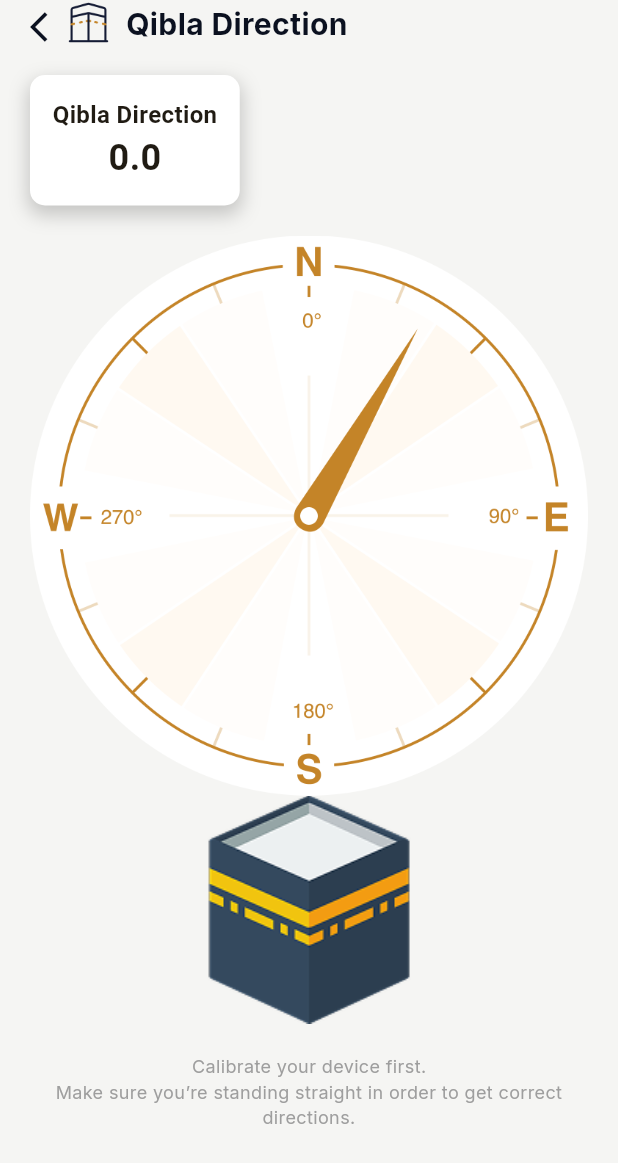
After one commit to SafuRaja7/Deen, a Flutter app: the QiblaScreen screen opened directly, on a phone screen of 412 x 824 dp. The commit adds this screen. Shown: the top 1163 px of the screen. Run offline on Flutter 3.47's test engine with Material 3 defaults, Android fonts, the phone set to English and light mode, and no system bars; our stand-ins replace geocoding, geolocator, google_fonts, shared_preferences; accounts and stored records are empty; network calls fail.

Commit message:
feat: Add Qibla direction feature with compass UI and location dependencies

```diff
--- a/lib/core/utils/static_assets.dart
+++ b/lib/core/utils/static_assets.dart
@@ -11,6 +11,8 @@ class StaticAssets {
   static const String frame = 'assets/images/frame.png';
   static const String faith1 = 'assets/images/faith-1.png';
   static const String faith2 = 'assets/images/faith-2.png';
+  static const String compass = 'assets/images/compass.png';
+  static const String compassQibla = 'assets/images/compas_qibla.png';
 
   // Prayer Timings
   static const String mosque = 'assets/prayer_timings/mosque.png';
--- /dev/null
+++ b/lib/features/qibla/presentation/pages/qibla_screen.dart
@@ -0,0 +1,75 @@
+import 'package:deen/core/theme/app_text_styles.dart';
+import 'package:deen/core/utils/static_assets.dart';
+import 'package:deen/widgets/top_bar.dart';
+import 'package:flutter/material.dart';
+
+class QiblaScreen extends StatelessWidget {
+  const QiblaScreen({super.key});
+
+  @override
+  Widget build(BuildContext context) {
+    return Scaffold(
+      body: SafeArea(
+        child: SingleChildScrollView(
+          padding: const EdgeInsets.symmetric(horizontal: 20),
+          child: Column(
+            children: [
+              TopBar(image: StaticAssets.qibla, title: "Qibla Direction"),
+              const SizedBox(height: 20),
+              Row(
+                children: [
+                  Container(
+                    padding: EdgeInsets.all(15),
+                    decoration: BoxDecoration(
+                      color: Colors.white,
+                      borderRadius: BorderRadius.circular(10),
+                      boxShadow: [
+                        BoxShadow(
+                          color: Colors.black.withValues(alpha: 0.2),
+                          spreadRadius: 1,
+                          blurRadius: 10,
+                          offset: const Offset(0, 5),
+                        ),
+                      ],
+                    ),
+                    child: Column(
+                      children: [
+                        Text(
+                          "Qibla Direction",
+                          style: TextStyle(
+                            fontSize: 16,
+                            fontWeight: FontWeight.bold,
+                          ),
+                        ),
+                        Text(
+                          "0.0",
+                          style: TextStyle(
+                            fontSize: 24,
+                            fontWeight: FontWeight.bold,
+                          ),
+                        ),
+                      ],
+                    ),
+                  ),
+                ],
+              ),
+              const SizedBox(height: 20),
+              Image.asset(StaticAssets.compass),
+              Image.asset(StaticAssets.compassQibla),
+              const SizedBox(height: 20),
+              Text(
+                "Calibrate your device first.",
+                style: AppTextStyles.bodySmall.copyWith(color: Colors.grey),
+              ),
+              Text(
+                "Make sure you’re standing straight in order to get correct directions.",
+                style: AppTextStyles.bodySmall.copyWith(color: Colors.grey),
+                textAlign: TextAlign.center,
+              ),
+            ],
+          ),
+        ),
+      ),
+    );
+  }
+}
--- a/lib/main.dart
+++ b/lib/main.dart
@@ -1,8 +1,8 @@
 import 'package:flutter/material.dart';
 import 'package:provider/provider.dart';
-import 'core/theme/app_theme.dart';
-import 'features/home/presentation/pages/home_screen.dart';
-import 'core/providers/app_provider.dart';
+import 'package:deen/core/theme/app_theme.dart';
+import 'package:deen/features/home/presentation/pages/home_screen.dart';
+import 'package:deen/core/providers/app_provider.dart';
 
 void main() {
   runApp(
```
Also changed, not shown: assets/images/compas_qibla.png (added), assets/images/compass.png (added), 2 other files.
